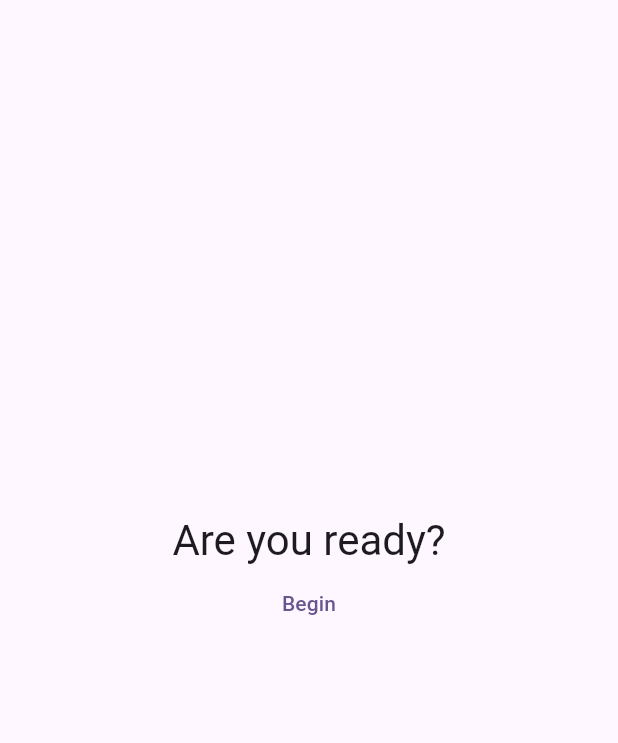
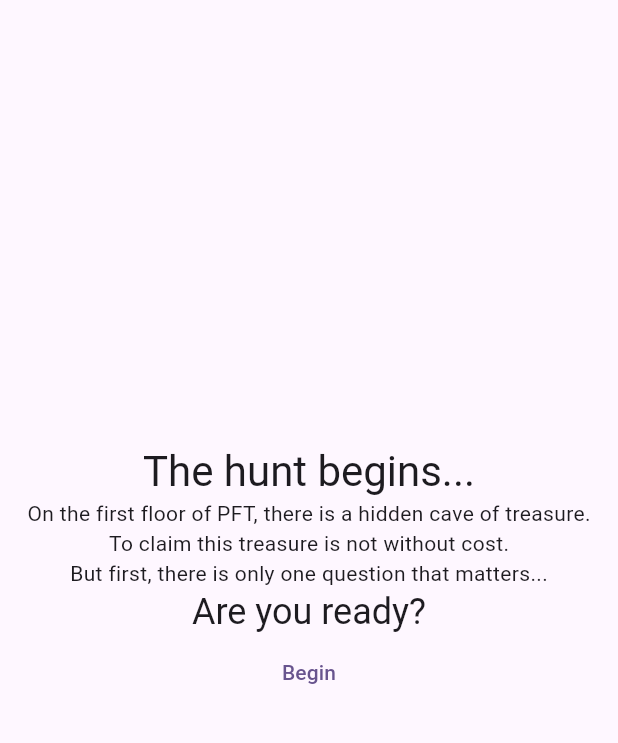
Before and after one commit to Zetavblitz/PFT-Hunt, a Flutter app: the screen it shows after launch, on a phone screen of 412 x 824 dp, the part 84-827 px from its top. Run offline on Flutter 3.47's test engine with Material 3 defaults, Android fonts, the phone set to English and light mode, and no system bars.

Commit message:
Hunt Instructions added.

```diff
--- a/scavenger_hunt/lib/main.dart
+++ b/scavenger_hunt/lib/main.dart
@@ -42,8 +42,21 @@ class _MyHomePageState extends State<MyHomePage> {
           mainAxisAlignment: MainAxisAlignment.center,
           children: <Widget>[
             Text(
+              'The hunt begins...',
+              style: Theme.of(context).textTheme.headlineMedium
+            ),
+            Text(
+              'On the first floor of PFT, there is a hidden cave of treasure.',
+            ),
+            Text(
+              'To claim this treasure is not without cost.'
+            ),
+            Text(
+              'But first, there is only one question that matters...'
+            ),
+            Text(
               'Are you ready?',
-              style: Theme.of(context).textTheme.headlineMedium,
+              style: Theme.of(context).textTheme.headlineSmall,
             ),
             TextButton(
               onPressed: () {
@@ -88,6 +101,12 @@ class _PaneraState extends State<Panera> {
               'Go to Panera Bread on the first floor of PFT.',
               style: Theme.of(context).textTheme.headlineMedium,
             ),
+            Text(
+              'This is the starting point for your search.'
+            ),
+            Text(
+              'Once you have located Panera, press \'Continue\''
+            ),
             TextButton(
               onPressed: () {
                 Navigator.of(context).push(
@@ -128,8 +147,14 @@ class _LightsState extends State<Lights> {
           children: <Widget>[
             Image(image: AssetImage('Lights.jpg')),
             Text(
-              'Look at the lights',
+              'Look at the hanging lights.',
               style: Theme.of(context).textTheme.headlineMedium,
+            ),
+            Text(
+              'In the atrium with tables in front of Panera, there are a number of hanging, cylindrical lights.'
+            ),
+            Text(
+              'How many hanging lights are there?'
             ),
             TextButton(
               onPressed: () {
@@ -171,8 +196,17 @@ class _ChevronState extends State<Chevron> {
           children: <Widget>[
             Image(image: AssetImage('Chevron.jpg')),
             Text(
-              'Look at the neon sign',
+              'Find the Neon Chevron sign.',
               style: Theme.of(context).textTheme.headlineMedium,
+            ),
+            Text(
+              'Elsewhere on the first floor of PFT, there is a vibrant Neon sign.',
+            ),
+            Text(
+              'This is the sign for the Chevron Center.',
+            ),
+            Text(
+              'Once you have located the Chevron Center, press \'Continue\'',
             ),
             TextButton(
               onPressed: () {
@@ -214,8 +248,24 @@ class _HallwayState extends State<Hallway> {
           children: <Widget>[
             Image(image: AssetImage('Hallway.jpg')),
             Text(
-              'Look at the hall',
+              'You\'re now searching for a specific room.',
               style: Theme.of(context).textTheme.headlineMedium,
+            ),
+            Text(
+              'But first, you need to look at more lights. In the atrium across from the Chevron center, count the number of hanging lights.'
+            ),
+            Text(
+              'The exact number of lights has a specific prime decomposition. Each prime is a single digit.'
+            ),
+            Text(
+              'Find the full prime decomposition.'
+            ),
+            Text(
+              'Beginning with a leading 1, write each prime number in the decomposition in ascending order.'
+            ),
+            Text(
+              '\nWhat is the room number of the room you are looking for?',
+              style: Theme.of(context).textTheme.headlineSmall,
             ),
             TextButton(
               onPressed: () {
@@ -257,8 +307,24 @@ class _GlassState extends State<Glass> {
           children: <Widget>[
             Image(image: AssetImage('Glass.jpg')),
             Text(
-              'Look at the hall',
+              'What kind of room was it?.',
               style: Theme.of(context).textTheme.headlineMedium,
+            ),
+            Text(
+              'The room should have been a lab. But, we can\'t see anything interesting inside!'
+            ),
+            Text(
+              'However, there IS a side of PFT with glass-walled labs full of cool stuff.'
+            ),
+            Text(
+              'The labs stretch all the way from one end to the other through a spacious open walkway.'
+              ),
+            Text(
+              'Which side of the building is that?'
+              ),
+            Text(
+              'Go find it.',
+              style: Theme.of(context).textTheme.headlineSmall
             ),
             TextButton(
               onPressed: () {
@@ -300,8 +366,21 @@ class _SkybridgeState extends State<Skybridge> {
           children: <Widget>[
             Image(image: AssetImage('Skybridge.jpg')),
             Text(
-              'Look at the bridge',
+              'In the middle of this walkway is an overhead bridge.',
               style: Theme.of(context).textTheme.headlineMedium,
+            ),
+            Text(
+              'Find the middlemost skybridge and stand underneath it.'
+            ),
+            Text(
+              'There are more hanging lights in this open hall. Look at the portion of ceiling on each side of the bridge.'
+            ),
+            Text(
+              'One side has fewer lights than the other. How many?'
+            ),
+            Text(
+              'Enter the number of lights on the side with fewer, followed by two zeros.',
+              style: Theme.of(context).textTheme.headlineSmall
             ),
             TextButton(
               onPressed: () {
@@ -343,13 +422,30 @@ class _VendingState extends State<Vending> {
           children: <Widget>[
             Image(image: AssetImage('Vending.jpg')),
             Text(
-              'Look at the treasure',
+              'Go to Zone 1100.',
               style: Theme.of(context).textTheme.headlineMedium,
             ),
+            Text(
+              'The closest sign to Zone 1100 is right beside you! Follow it from your place under the middle skybridge.'
+            ),
+            Text(
+              'Just beyond the sign for Zone 1100, there is a secret cave off to the right. In it you will find glorious treasures.'
+            ),
+            Text(
+              'But now...'
+            ),
+            Text(
+              'Are you willing to pay the price?',
+              style: Theme.of(context).textTheme.headlineSmall
+            ),
             TextButton(
-              onPressed: () {},
+              onPressed: () {
+                Navigator.of(context).push(
+                  MaterialPageRoute(builder: (context) => const MyHomePage(title: 'PFT Scavenger Hunt')),
+                );
+              },
               child: Text(
-                'Exit',
+                'Back to Beginning',
               ),
             ),
           ],
```
